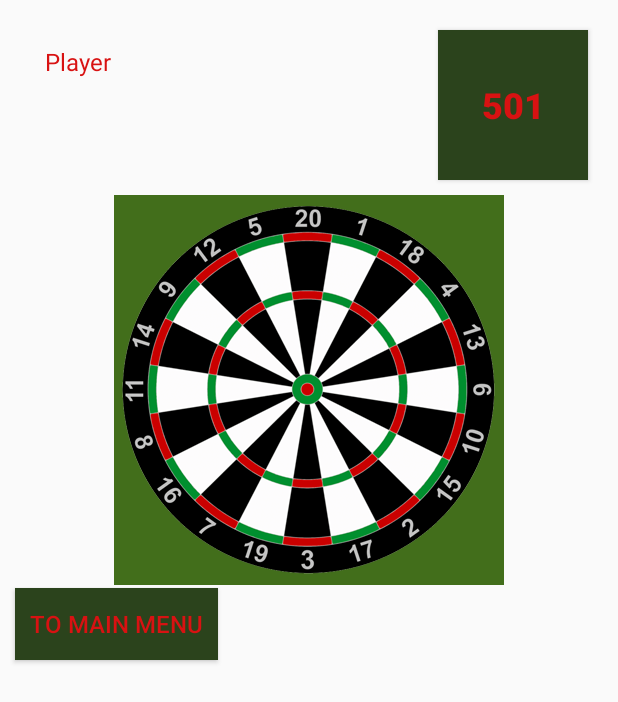
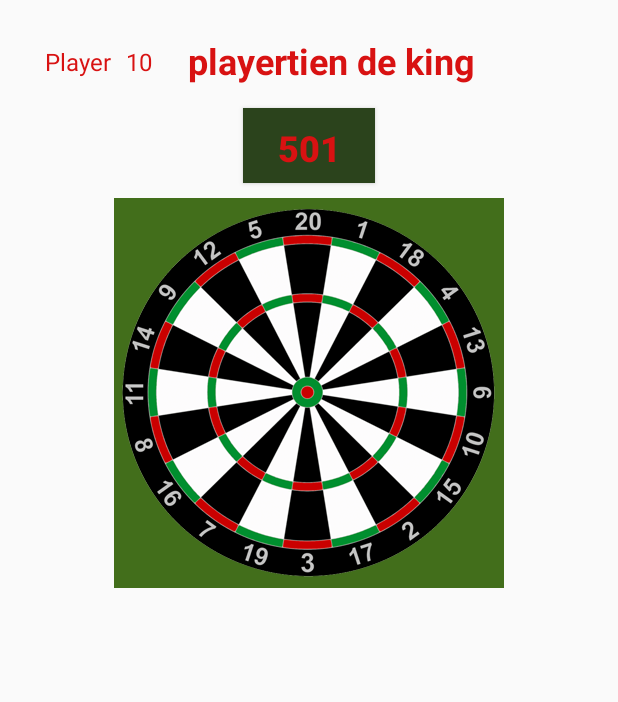
Before and after one commit to Dgeeroms/DartsGames, an Android app: the layout play_game_fragment.xml on its own in the app's theme, with its tools: preview values and no code run, on a phone screen of 412 x 824 dp. Shown: the top 702 px of the screen. Run offline under Robolectric (Android 15) with nearby library versions, the phone set to English and light mode, and no system bars.

Commit message:
Fixed some logical game errors + UI adaptations

```diff
--- a/app/src/main/java/com/davygeeroms/dartsgames/entities/gametypes/GT301.kt
+++ b/app/src/main/java/com/davygeeroms/dartsgames/entities/gametypes/GT301.kt
@@ -9,6 +9,7 @@ class GT301(override val gameMode: GameModes) : GameType {
     override val startScore: Int = 301
     override val targetScore: Int = 0
     override val winModifier: Int = 2
+    override val dartsAmount: Int = 3
 
     override fun hasWon(currentScore: Int, dartThrow: BoardValue): Boolean {
 
@@ -31,4 +32,8 @@ class GT301(override val gameMode: GameModes) : GameType {
 
         return nextScore
     }
+
+    override fun displayedScoreToString(currentScore: Int): String {
+        return "Score left: $currentScore"
+    }
 }
--- a/app/src/main/java/com/davygeeroms/dartsgames/entities/gametypes/GT501.kt
+++ b/app/src/main/java/com/davygeeroms/dartsgames/entities/gametypes/GT501.kt
@@ -10,6 +10,7 @@ class GT501(override val gameMode: GameModes) : GameType {
     override val startScore: Int = 501
     override val targetScore: Int = 0
     override val winModifier: Int = 2
+    override val dartsAmount: Int = 3
 
     override fun hasWon(currentScore: Int, dartThrow: BoardValue): Boolean {
 
@@ -33,4 +34,8 @@ class GT501(override val gameMode: GameModes) : GameType {
 
         return nextScore
     }
+
+    override fun displayedScoreToString(currentScore: Int): String {
+        return "Score left: $currentScore"
+    }
 }
--- a/app/src/main/java/com/davygeeroms/dartsgames/interfaces/GameType.kt
+++ b/app/src/main/java/com/davygeeroms/dartsgames/interfaces/GameType.kt
@@ -10,8 +10,10 @@ interface GameType {
     val targetScore: Int
     val startScore: Int
     val winModifier: Int
+    val dartsAmount: Int
 
     fun hasWon(currentScore: Int, dartThrow : BoardValue): Boolean
     fun calcScore(currentScore: Int, dartThrow: BoardValue): Int
+    fun displayedScoreToString(currentScore: Int): String
 
 }
--- a/app/src/main/java/com/davygeeroms/dartsgames/persistence/AppDatabase.kt
+++ b/app/src/main/java/com/davygeeroms/dartsgames/persistence/AppDatabase.kt
@@ -7,7 +7,7 @@ import androidx.room.RoomDatabase
 import androidx.room.TypeConverters
 import com.davygeeroms.dartsgames.entities.Game
 
-@Database(entities = [Game::class], version = 3, exportSchema = false)
+@Database(entities = [Game::class], version = 5, exportSchema = false)
 @TypeConverters(Converters::class)
 abstract class AppDatabase : RoomDatabase() {
 
--- a/app/src/main/java/com/davygeeroms/dartsgames/viewmodels/PlayGameViewModel.kt
+++ b/app/src/main/java/com/davygeeroms/dartsgames/viewmodels/PlayGameViewModel.kt
@@ -48,7 +48,7 @@ class PlayGameViewModel(application: Application, gameDao: GameDao) : AndroidVie
     private fun getSavedGame(gameId:Int){
         uiScope.launch {
             withContext(Dispatchers.IO){
-                var currGame = _gameRepository.getSavedGameById(gameId)
+                val currGame = _gameRepository.getSavedGameById(gameId)
                 _currentGame.postValue(currGame)
             }
 
--- a/app/src/main/res/layout/play_game_fragment.xml
+++ b/app/src/main/res/layout/play_game_fragment.xml
@@ -25,15 +25,15 @@
         <Button
             android:id="@+id/player_score"
             style="@style/regularButton"
-            android:layout_width="100dp"
-            android:layout_height="100dp"
+            android:layout_width="wrap_content"
+            android:layout_height="50dp"
             android:layout_marginTop="20dp"
-            android:layout_marginEnd="20dp"
             android:text="@string/default_score_501"
             android:textSize="24sp"
             android:textStyle="bold"
             app:layout_constraintEnd_toEndOf="parent"
-            app:layout_constraintTop_toTopOf="parent" />
+            app:layout_constraintStart_toStartOf="parent"
+            app:layout_constraintTop_toBottomOf="@+id/player_playing" />
 
         <TextView
             android:id="@+id/player_playing"
@@ -53,20 +53,24 @@
             android:layout_marginStart="10dp"
             android:layout_marginTop="30dp"
             android:text=""
+            tools:text="10"
             app:layout_constraintStart_toEndOf="@+id/player_playing"
             app:layout_constraintTop_toTopOf="parent"
             style="@style/label"/>
 
         <TextView
             android:id="@+id/player_name"
+            style="@style/label"
             android:layout_width="wrap_content"
             android:layout_height="wrap_content"
-            android:layout_marginStart="30dp"
-            android:layout_marginTop="10dp"
+            android:layout_marginStart="24dp"
+            android:layout_marginTop="24dp"
             android:text=""
-            app:layout_constraintStart_toStartOf="parent"
-            app:layout_constraintTop_toBottomOf="@+id/player_playing"
-            style="@style/label"/>
+            android:textSize="24dp"
+            android:textStyle="bold"
+            app:layout_constraintStart_toEndOf="@+id/player_number"
+            app:layout_constraintTop_toTopOf="parent"
+            tools:text="playertien de king" />
 
         <ImageButton
             android:id="@+id/dartboard_button"
@@ -90,15 +94,16 @@
             app:layout_constraintStart_toStartOf="parent"
             app:layout_constraintTop_toBottomOf="@+id/dartboard_button" />
 
-        <Button
+        <!--Button
             android:id="@+id/btnToMainMenu"
             style="@style/regularButton"
             android:layout_width="wrap_content"
-            android:layout_height="wrap_content"
+            android:layout_height="40dp"
             android:layout_marginStart="10dp"
+            android:layout_marginBottom="5dp"
             android:text="@string/to_main_menu"
             app:layout_constraintBottom_toTopOf="@+id/player_history_rec"
-            app:layout_constraintStart_toStartOf="parent" />
+            app:layout_constraintStart_toStartOf="parent" /-->
 
     </androidx.constraintlayout.widget.ConstraintLayout>
 
```
Also changed, not shown: app/src/main/java/com/davygeeroms/dartsgames/entities/Game.kt (+28 -9 lines), app/src/main/java/com/davygeeroms/dartsgames/entities/gametypes/GTClockSingle.kt (+19 -1 lines), app/src/main/java/com/davygeeroms/dartsgames/fragments/PlayGameFragment.kt (+4 -4 lines).
